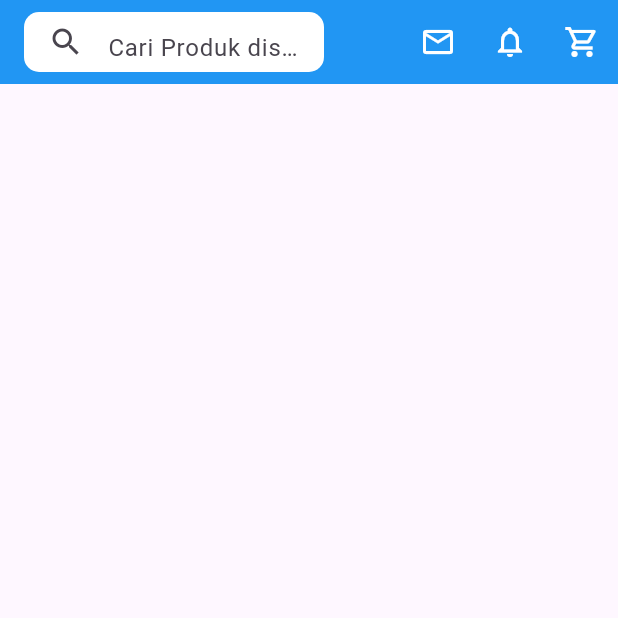
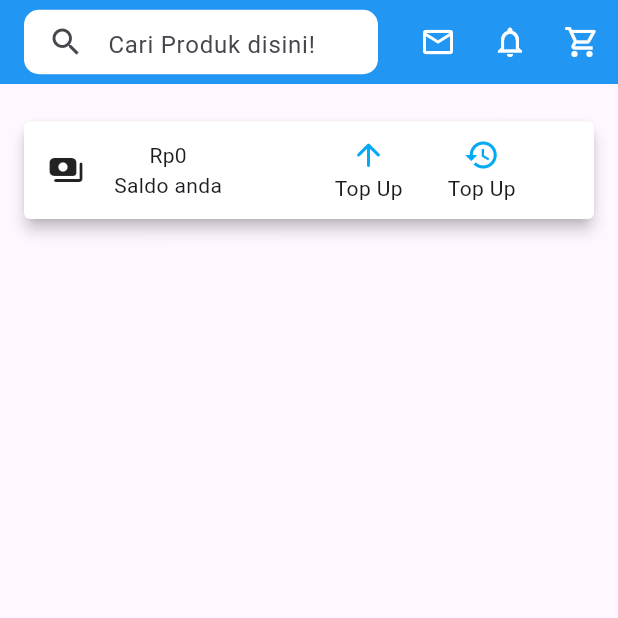
Before and after one commit to rizkysiregar/my_fluttter_app, a Flutter app: the screen it shows after launch, on a phone screen of 412 x 824 dp, the top half of it. Run offline on Flutter 3.47's test engine with Material 2 defaults, Android fonts, the phone set to English and light mode, and no system bars.

Commit message:
add payment status bar in home

```diff
--- a/lib/screen/home_screen.dart
+++ b/lib/screen/home_screen.dart
@@ -12,14 +12,14 @@ class HomeScreen extends StatelessWidget {
           decoration: BoxDecoration(
               color: Colors.white, borderRadius: BorderRadius.circular(10)),
           padding: const EdgeInsets.symmetric(horizontal: 16),
-          width: 200,
-          height: 40,
+          width: 350,
+          height: 43,
           child: const TextField(
-            decoration: InputDecoration(
-                hintText: "Cari Produk disini!",
-                icon: Icon(Icons.search),
-                border: InputBorder.none),
-          ),
+              decoration: InputDecoration(
+                  hintText: "Cari Produk disini!",
+                  icon: Icon(Icons.search),
+                  border: InputBorder.none,
+                  contentPadding: EdgeInsets.symmetric(vertical: 8))),
         ),
         actions: <Widget>[
           IconButton(
@@ -42,6 +42,61 @@ class HomeScreen extends StatelessWidget {
               ))
         ],
       ),
+      body: Column(
+        children: [
+          const SizedBox(
+            height: 25,
+          ),
+          Card(
+            margin: const EdgeInsets.only(left: 16, right: 16),
+            elevation: 4,
+            shape:
+                RoundedRectangleBorder(borderRadius: BorderRadius.circular(8)),
+            child: Container(
+              // container for payment status
+              padding: const EdgeInsets.symmetric(horizontal: 16),
+
+              height: 65,
+              decoration: BoxDecoration(
+                  color: Colors.white, borderRadius: BorderRadius.circular(4)),
+              child: const Center(
+                child: Row(
+                  children: <Widget>[
+                    Icon(Icons.payments_rounded),
+                    SizedBox(width: 20),
+                    Column(
+                      mainAxisAlignment: MainAxisAlignment.center,
+                      children: <Widget>[Text('Rp0'), Text('Saldo anda')],
+                    ),
+                    SizedBox(width: 75),
+                    Column(
+                      mainAxisAlignment: MainAxisAlignment.center,
+                      children: <Widget>[
+                        Icon(
+                          Icons.arrow_upward_rounded,
+                          color: Colors.lightBlue,
+                        ),
+                        Text('Top Up')
+                      ],
+                    ),
+                    SizedBox(width: 30),
+                    Column(
+                      mainAxisAlignment: MainAxisAlignment.center,
+                      children: <Widget>[
+                        Icon(
+                          Icons.history,
+                          color: Colors.lightBlue,
+                        ),
+                        Text('Top Up')
+                      ],
+                    )
+                  ],
+                ),
+              ),
+            ),
+          )
+        ],
+      ),
     );
   }
 }
```
Also changed, not shown: lib/main.dart (+0 -47 lines).
